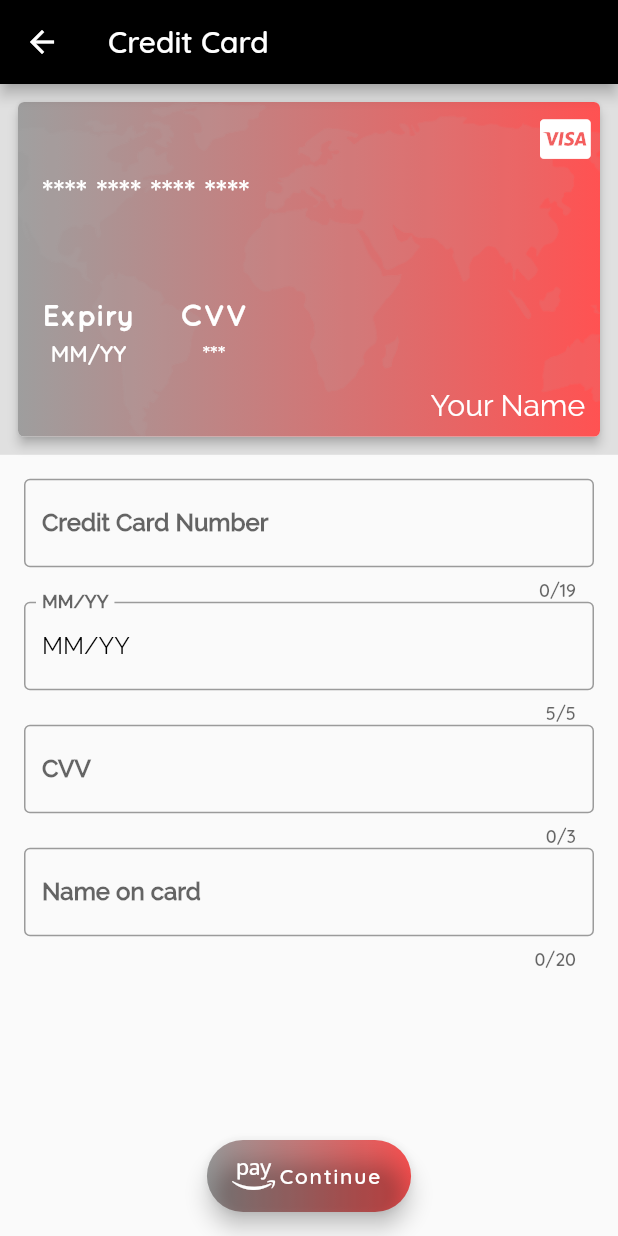
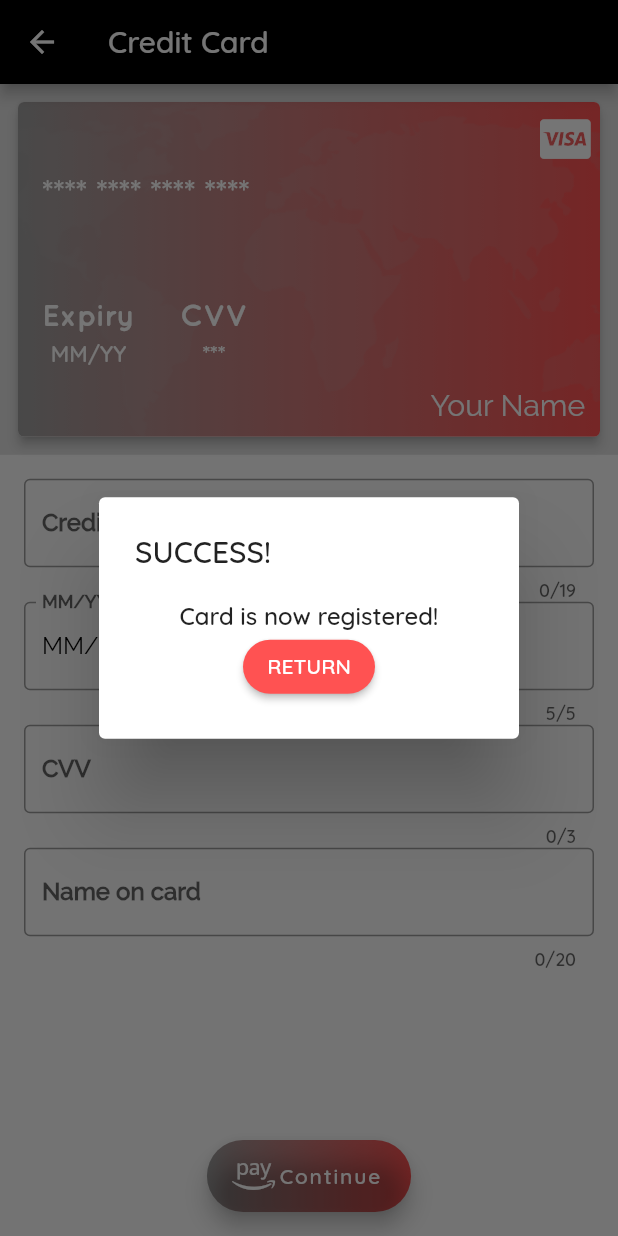
Before and after one commit to Pergunta/WheelTarget, a Flutter app: the CreditCardPage screen opened by its route, after a tap on "Continue", on a phone screen of 412 x 824 dp. Run offline on Flutter 3.47's test engine with Material 2 defaults, Android fonts, the light colour scheme and no system bars; our stand-ins replace datetime_picker_formfield, flutter_masked_text, font_awesome_flutter, image_picker, rxdart.

Commit message:
credit card completion

```diff
--- a/lib/ui/page/payment/credit_card_page.dart
+++ b/lib/ui/page/payment/credit_card_page.dart
@@ -191,12 +191,14 @@ class CreditCardPage extends StatelessWidget {
         ),
       );
 
-  Widget floatingBar() => Ink(
+  Widget floatingBar(BuildContext context) => Ink(
         decoration: ShapeDecoration(
             shape: StadiumBorder(),
             gradient: LinearGradient(colors: UIData.kitGradients)),
         child: FloatingActionButton.extended(
-          onPressed: () {},
+          onPressed: () {
+            retrievalBox(context);
+          },
           backgroundColor: Colors.transparent,
           icon: Icon(
             FontAwesomeIcons.amazonPay,
@@ -220,8 +222,30 @@ class CreditCardPage extends StatelessWidget {
         title: Text("Credit Card"),
       ),
       body: bodyData(),
-      floatingActionButton: floatingBar(),
+      floatingActionButton: floatingBar(context),
       floatingActionButtonLocation: FloatingActionButtonLocation.centerFloat,
     );
   }
 }
+
+void retrievalBox(BuildContext context) {
+  var alertDialog = AlertDialog(
+      title: Text("SUCCESS!"),
+      content: Column(mainAxisSize: MainAxisSize.min, children: <Widget>[
+        Text('Card is now registered!'),
+        RaisedButton(
+          padding: EdgeInsets.all(1.0),
+          shape: StadiumBorder(),
+          child: Text(
+            "RETURN",
+            style: TextStyle(color: Colors.white),
+          ),
+          color: Colors.redAccent,
+          onPressed: () {
+            Navigator.popUntil(context, ModalRoute.withName('/'));
+          },
+        )
+      ]));
+
+  showDialog(context: context, builder: (BuildContext context) => alertDialog);
+}
```
